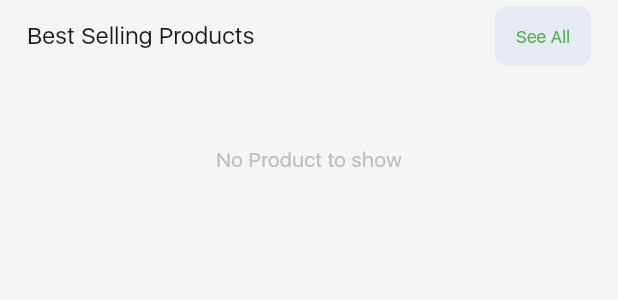
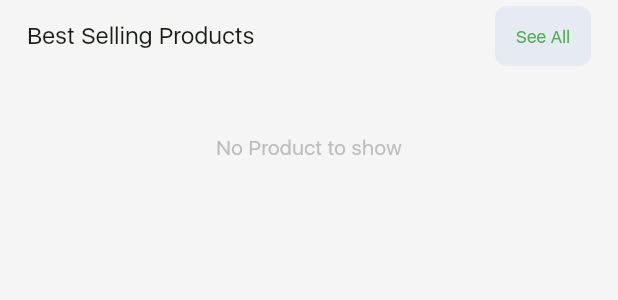
Before and after one commit to codernayeem/agro-care-app, a Flutter app: the ProductRow widget shown alone on an empty page, opened directly, on a phone screen of 412 x 824 dp. Shown: the top 300 px of the screen. Run offline on Flutter 3.47's test engine with Material 3 defaults, Android fonts, the phone set to English and light mode, and no system bars; our stand-ins replace badges, cached_network_image, carousel_slider, cloud_firestore, firebase_analytics, firebase_auth and 12 more; accounts and stored records are empty; generated files the repository leaves out were written again; project files that could hold a hidden picture were left out.

Commit message:
fixed a issue

```diff
--- a/lib/widgets/product_row.dart
+++ b/lib/widgets/product_row.dart
@@ -57,7 +57,7 @@ class _ProductRowState extends State<ProductRow> {
       crossAxisAlignment: CrossAxisAlignment.start,
       children: [
         Padding(
-          padding: const EdgeInsets.fromLTRB(18, 0, 18, 8),
+          padding: const EdgeInsets.fromLTRB(18, 0, 18, 0),
           child: Row(
             crossAxisAlignment: CrossAxisAlignment.center,
             mainAxisAlignment: MainAxisAlignment.spaceBetween,
@@ -136,7 +136,7 @@ class _ProductRowState extends State<ProductRow> {
                   products[index].data() as Map<String, dynamic>);
               return Container(
                 width: 150,
-                padding: const EdgeInsets.only(bottom: 16.0),
+                padding: const EdgeInsets.only(bottom: 16.0, top: 8),
                 child: MiniProductCard(
                   product: product,
                 ),
```
